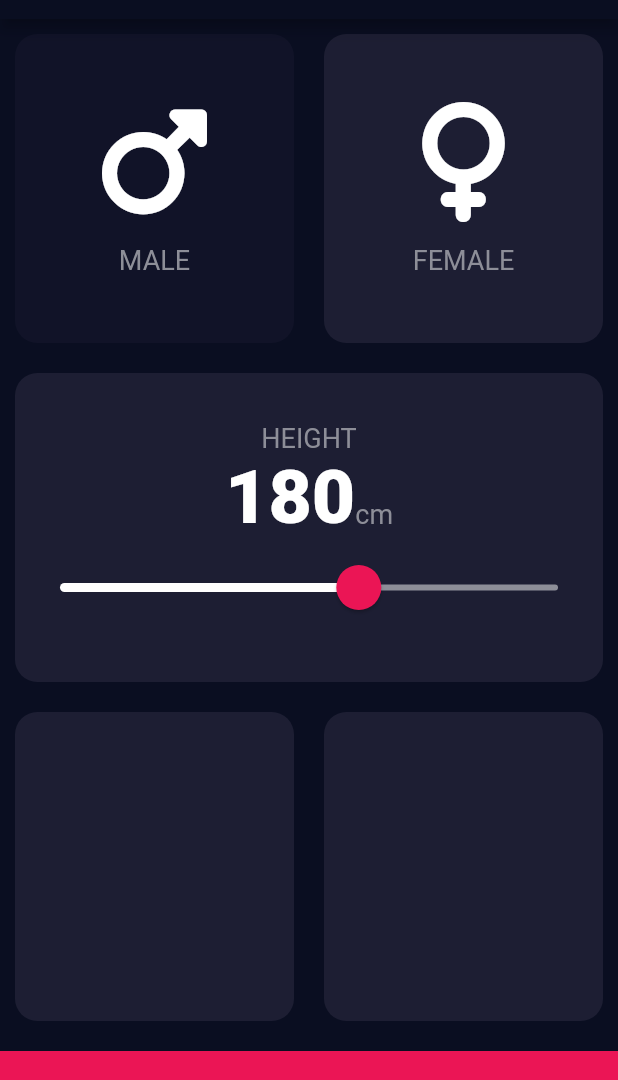
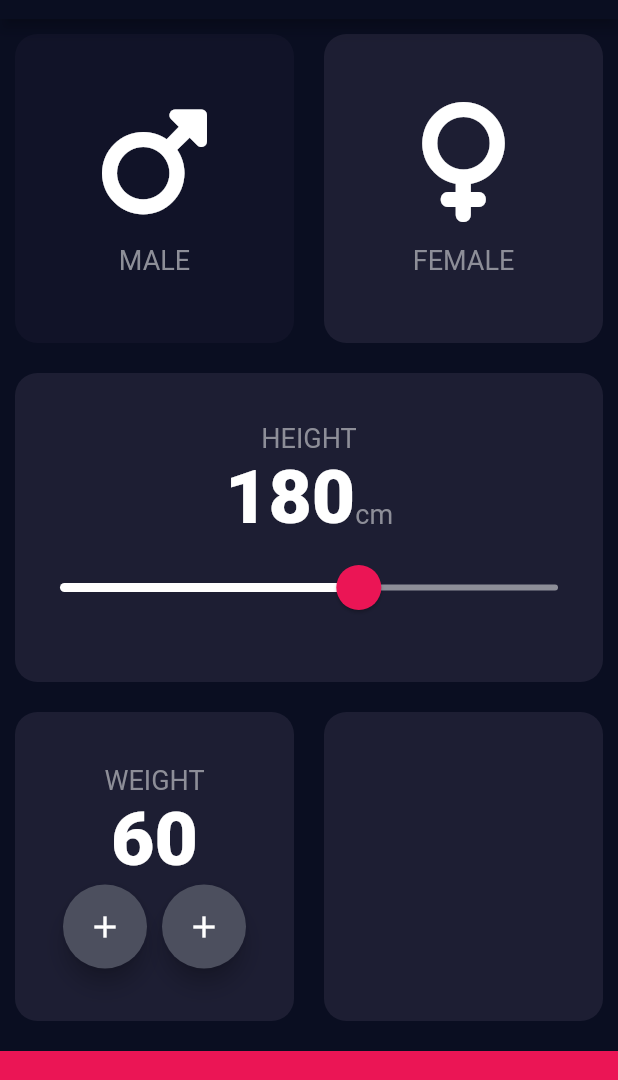
Before and after one commit to ELOUJJANI-Soufiane/BMICalculator, a Flutter app: the screen it shows after launch, on a phone screen of 412 x 824 dp, the part 65-1145 px from its top. Run offline on Flutter 3.47's test engine with Material 2 defaults, Android fonts, the phone set to English and light mode, and no system bars; our stand-ins replace font_awesome_flutter.

Commit message:
adding bottom container

```diff
--- a/lib/constant.dart
+++ b/lib/constant.dart
@@ -4,6 +4,7 @@ const kBottomContainerHeight = 80.0;
 const kInactivCardColor = Color(0xFF1D1E33);
 const kActivCardColor = Color(0xFF111328);
 const kBottomContainerColor = Color(0xFFEB1555);
+const kFloatingButtonColor = Color(0xFF4C4F5E);
 
 const kLabelTextStyle = TextStyle(
   color: Color(0xFF8d8e98),
--- a/lib/input_page.dart
+++ b/lib/input_page.dart
@@ -15,6 +15,7 @@ class InputPage extends StatefulWidget {
 class _InputPageState extends State<InputPage> {
   GenderType selectedGender = GenderType.male;
   int height = 180;
+  int weight = 60;
 
   @override
   Widget build(BuildContext context) {
@@ -121,7 +122,43 @@ class _InputPageState extends State<InputPage> {
                       child: MyContainer(
                         onPress: () {},
                         contColor: kInactivCardColor,
-                        cardChild: Container(),
+                        cardChild: Column(
+                          mainAxisAlignment: MainAxisAlignment.center,
+                          children: [
+                            Text(
+                              "WEIGHT",
+                              style: kLabelTextStyle,
+                            ),
+                            Text(
+                              weight.toString(),
+                              style: kNumbText,
+                            ),
+                            Row(
+                              mainAxisAlignment: MainAxisAlignment.center,
+                              children: [
+                                FloatingActionButton(
+                                  backgroundColor: kFloatingButtonColor,
+                                  child: Icon(
+                                    Icons.add,
+                                    color: Colors.white,
+                                  ),
+                                  onPressed: (() {}),
+                                ),
+                                SizedBox(
+                                  width: 10,
+                                ),
+                                FloatingActionButton(
+                                  child: Icon(
+                                    Icons.add,
+                                    color: Colors.white,
+                                  ),
+                                  backgroundColor: kFloatingButtonColor,
+                                  onPressed: (() {}),
+                                ),
+                              ],
+                            ),
+                          ],
+                        ),
                       ),
                     ),
                     Expanded(
```
